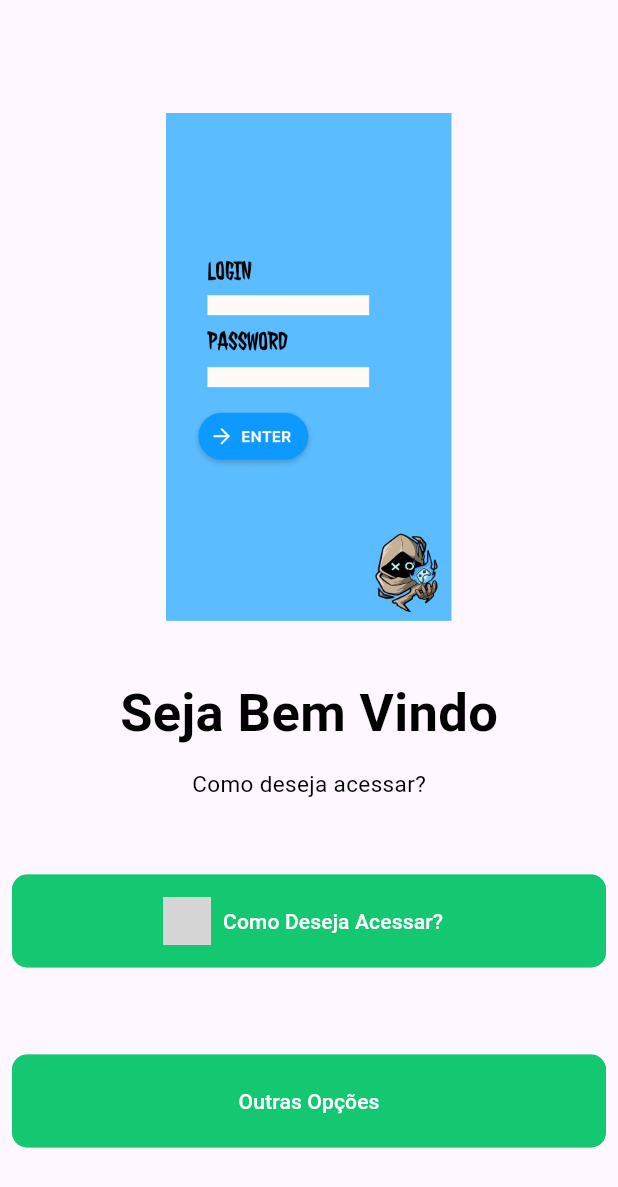
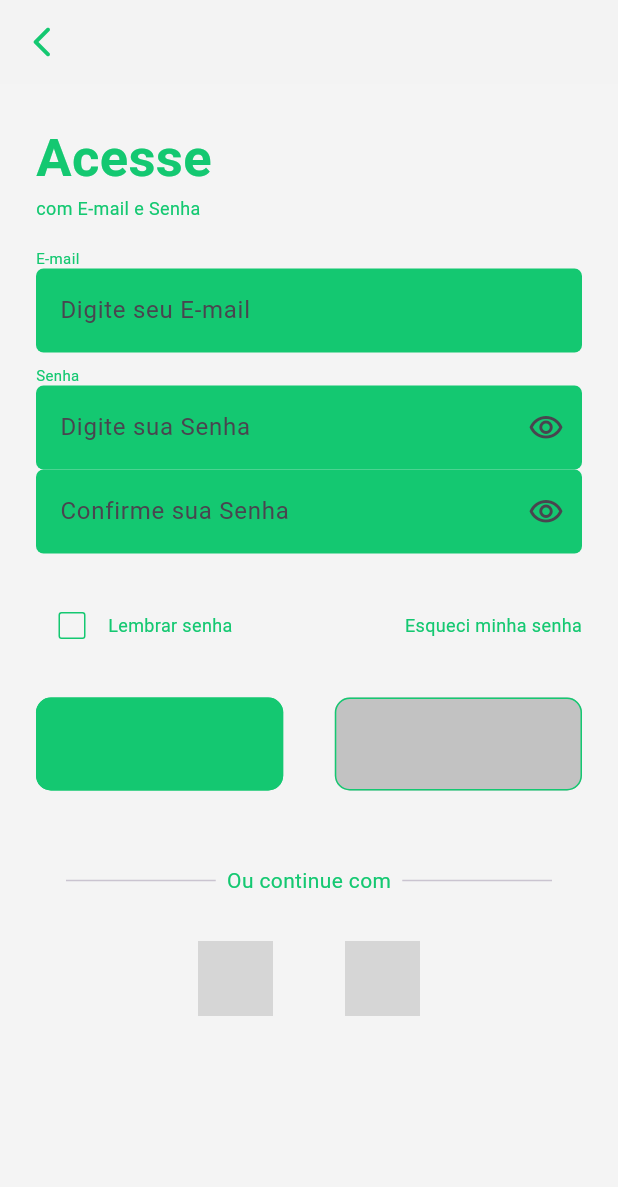
Before and after one commit to jlrocha19/gamemaps, a Flutter app: the screen it shows after launch, after a tap on "Como Deseja Acessar?", on a phone screen of 412 x 824 dp. Shown: the top 1187 px of the screen. Run offline on Flutter 3.47's test engine with Material 3 defaults, Android fonts, the phone set to English and light mode, and no system bars; network calls fail; grey boxes are pictures that could not be loaded.

Commit message:
Criar tela de Login

```diff
--- /dev/null
+++ b/lib/src/componets/color_style.dart
@@ -0,0 +1,8 @@
+import 'package:flutter/material.dart';
+import 'package:flutter/widgets.dart';
+
+class ColorStyle {
+  static const primary = Color.fromRGBO(20,200,113, 1.0);
+  static const secondary = Color.fromRGBO(194, 194, 194, 1.0);
+  static const background = Color(0xf3f3f3f3);
+}
--- /dev/null
+++ b/lib/src/componets/my_button.dart
@@ -0,0 +1,50 @@
+import 'package:app_gamemaps/src/componets/color_style.dart';
+import 'package:flutter/material.dart';
+
+class MyButton extends StatelessWidget {
+  const MyButton({
+    super.key,
+    required double buttonProportion,
+    required double marginSize,
+    required String label,
+    required bool isPrimary,
+    required VoidCallback? onPressedButton,
+  })  : _buttonProportion = buttonProportion,
+        _marginSize = marginSize,
+        _label = label,
+        _isPrimary = isPrimary,
+        _onPressedButton = onPressedButton;
+
+  final double _buttonProportion;
+  final double _marginSize;
+  final String _label;
+  final bool _isPrimary;
+  final VoidCallback? _onPressedButton;
+
+  @override
+  Widget build(BuildContext context) {
+    return SizedBox(
+      width:
+          MediaQuery.of(context).size.width * _buttonProportion - _marginSize,
+      height: 62,
+      child: OutlinedButton(
+        onPressed: _onPressedButton,
+        style: OutlinedButton.styleFrom(
+          backgroundColor: _isPrimary ? ColorStyle.primary : ColorStyle.secondary,
+          side: const BorderSide(
+            color: ColorStyle.primary,
+          ),
+          shape: RoundedRectangleBorder(
+            borderRadius: BorderRadius.circular(10.0),
+          ),
+        ),
+        child: Text(
+          _label,
+          style: TextStyle(
+            color: _isPrimary ? ColorStyle.primary : ColorStyle.secondary,
+          ),
+        ),
+      ),
+    );
+  }
+}
--- /dev/null
+++ b/lib/src/componets/my_text_from_field.dart
@@ -0,0 +1,60 @@
+import 'package:flutter/material.dart';
+
+class MyTextFormField extends StatefulWidget {
+  const MyTextFormField({
+    super.key,
+    required TextEditingController controller,
+    required Color fillColor,
+    required InputBorder border,
+    required String hintText,
+    required bool isPassword,
+  })  : _controller = controller,
+        _fillColor = fillColor,
+        _border = border,
+        _hintText = hintText,
+        _isPassword = isPassword;
+
+  final TextEditingController _controller;
+  final Color _fillColor;
+  final InputBorder _border;
+  final String _hintText;
+  final bool _isPassword;
+
+  @override
+  State<MyTextFormField> createState() => _MyTextFormFieldState();
+}
+
+class _MyTextFormFieldState extends State<MyTextFormField> {
+  late bool _toObscure;
+
+  @override
+  void initState() {
+    super.initState();
+    _toObscure = true;
+  }
+
+  @override
+  Widget build(BuildContext context) {
+    return TextField(
+      controller: widget._controller,
+      obscureText: _toObscure && widget._isPassword,
+      decoration: InputDecoration(
+        fillColor: widget._fillColor,
+        filled: true,
+        border: widget._border,
+        hintText: widget._hintText,
+        suffixIcon: widget._isPassword
+            ? IconButton(
+                onPressed: () => {
+                      setState(() {
+                        _toObscure = !_toObscure;
+                      })
+                    },
+                icon: _toObscure
+                    ? const Icon(Icons.visibility_outlined)
+                    : const Icon(Icons.visibility_off_outlined))
+            : null,
+      ),
+    );
+  }
+}
--- a/lib/src/gamemaps.dart
+++ b/lib/src/gamemaps.dart
@@ -1,3 +1,4 @@
+import 'package:app_gamemaps/src/pages/Login.dart';
 import 'package:app_gamemaps/src/pages/how_access.dart';
 import 'package:app_gamemaps/src/pages/splash_screen.dart';
 import 'package:flutter/material.dart';
@@ -13,6 +14,7 @@ class GameMaps extends StatelessWidget {
       routes: {
         '/splash' : (context) => const SplashScreen(),
         '/howaccess' : (context) => const HowAccess(),
+        '/login' : (context) => const Login(),
       }
 
 
--- /dev/null
+++ b/lib/src/pages/Login.dart
@@ -0,0 +1,194 @@
+import 'package:app_gamemaps/src/componets/color_style.dart';
+import 'package:app_gamemaps/src/componets/my_button.dart';
+import 'package:app_gamemaps/src/componets/my_text_from_field.dart';
+import 'package:flutter/material.dart';
+
+class Login extends StatefulWidget {
+  const Login({super.key});
+
+  @override
+  State<Login> createState() => _LoginState();
+}
+
+class _LoginState extends State<Login> {
+  late bool _checkBoxValue = false;
+
+  @override
+  Widget build(BuildContext context) {
+    return Scaffold(
+      backgroundColor: ColorStyle.background,
+      appBar: AppBar(
+        leading: IconButton(
+          icon: const Icon(Icons.arrow_back_ios_new_rounded),
+          color: ColorStyle.primary,
+          onPressed: () {
+            Navigator.pop(context);
+          },
+        ),
+        backgroundColor: ColorStyle.background,
+      ),
+      body: Padding(
+        padding: const EdgeInsets.all(24),
+        child: Column(
+          crossAxisAlignment: CrossAxisAlignment.start,
+          children: [
+            const Text(
+              'Acesse',
+              style: TextStyle(
+                color: ColorStyle.primary,
+                fontSize: 35,
+                fontWeight: FontWeight.bold,
+              ),
+            ),
+            const Padding(
+              padding: EdgeInsets.only(bottom: 18),
+              child: Text(
+                'com E-mail e Senha',
+                style: TextStyle(
+                  color: ColorStyle.primary,
+                  fontSize: 12,
+                ),
+              ),
+            ),
+            const Text(
+              'E-mail',
+              style: TextStyle(
+                color: ColorStyle.primary,
+                fontSize: 10,
+              ),
+            ),
+            MyTextFormField(
+              controller: TextEditingController.fromValue(TextEditingValue.empty),
+              fillColor: ColorStyle.primary,
+              border: OutlineInputBorder(
+                borderRadius: BorderRadius.circular(5),
+                borderSide: BorderSide.none
+              ),
+              hintText: 'Digite seu E-mail',
+              isPassword: false
+            ),
+            const Padding(
+              padding: EdgeInsets.only(top: 8),
+              child: Text(
+                'Senha',
+                style: TextStyle(
+                  color: ColorStyle.primary,
+                  fontSize: 10,
+                ),
+              ),
+            ),
+            MyTextFormField(
+              controller: TextEditingController.fromValue(TextEditingValue.empty),
+              fillColor: ColorStyle.primary,
+              border: OutlineInputBorder(
+                borderRadius: BorderRadius.circular(5),
+                borderSide: BorderSide.none
+              ),
+              hintText: 'Digite sua Senha',
+              isPassword: true
+            ),
+            MyTextFormField(
+              controller: TextEditingController.fromValue(TextEditingValue.empty),
+              fillColor: ColorStyle.primary,
+              border: OutlineInputBorder(
+                borderRadius: BorderRadius.circular(5),
+                borderSide: BorderSide.none
+              ),
+              hintText: 'Confirme sua Senha',
+              isPassword: true
+            ),
+            Padding(
+              padding: const EdgeInsets.only(top: 24, bottom: 24),
+              child: Row(
+                children: [
+                  Row(
+                    children: [
+                      Checkbox(
+                        value: _checkBoxValue,
+                        onChanged: (value) {
+                          setState(() {
+                            _checkBoxValue = value!;
+                          });
+                        },
+                        activeColor: ColorStyle.primary,
+                        side: const BorderSide(color: ColorStyle.primary),
+                      ),
+                      const Text(
+                        'Lembrar senha',
+                        style: TextStyle(
+                          color: ColorStyle.primary,
+                          fontSize: 12
+                        ),
+                      )
+                    ],
+                  ),
+                  const Spacer(),
+                  const Text(
+                    'Esqueci minha senha',
+                    style: TextStyle(
+                      color: ColorStyle.primary,
+                      fontSize: 12
+                    ),
+                  )
+                ],
+              ),
+            ),
+            Row(
+              mainAxisAlignment: MainAxisAlignment.spaceBetween,
+              children: [
+                MyButton(
+                  buttonProportion: 0.4,
+                  marginSize: 0,
+                  label: 'Acessar',
+                  isPrimary: true,
+                  onPressedButton: () {}
+                ),
+                MyButton(
+                  buttonProportion: 0.4,
+                  marginSize: 0,
+                  label: 'Cadastrar',
+                  isPrimary: false,
+                  onPressedButton: () {}
+                ),
+              ],
+            ),
+            const Padding(
+              padding: EdgeInsets.only(top: 50, left: 20, right: 20),
+              child: Row(
+                children: [
+                  Expanded(child: Divider()),
+                  Text(
+                    '  Ou continue com  ',
+                    style: TextStyle(
+                      color: ColorStyle.primary,
+                      fontSize: 14
+                    ),
+                  ),
+                  Expanded(child: Divider()),
+                ],
+              ),
+            ),
+            Padding(
+              padding: const EdgeInsets.only(top: 30, left: 60, right: 60),
+              child: Row(
+                mainAxisAlignment: MainAxisAlignment.spaceEvenly,
+                children: [
+                  Image.network(
+                    'https://upload.wikimedia.org/wikipedia/commons/thumb/c/c1/Google_%22G%22_logo.svg/2048px-Google_%22G%22_logo.svg.png',
+                    width: 50,
+                    height: 50,
+                  ),
+                  Image.network(
+                    'https://upload.wikimedia.org/wikipedia/commons/thumb/b/b9/2023_Facebook_icon.svg/1024px-2023_Facebook_icon.svg.png',
+                    width: 50,
+                    height: 50,
+                  ),
+                ],
+              ),
+            )
+          ],
+        ),
+      )
+    );
+  }
+}
--- a/lib/src/pages/how_access.dart
+++ b/lib/src/pages/how_access.dart
@@ -41,7 +41,9 @@ class _HowAccessState extends State<HowAccess> {
                 width: MediaQuery.of(context).size.width,
                 height: 62,
                 child: OutlinedButton.icon(
-                  onPressed: () => {},
+                  onPressed: () => {
+                    Navigator.pushNamed(context, '/login')
+                  },
                   icon: Image.network(
                     "https://encrypted-tbn0.gstatic.com/images?q=tbn:ANd9GcRDgM1YTdYh-GuL5hYOUyoESjztz-dmo8PDtb8y3uL1Zw&s",
                     width: 32,
@@ -69,7 +71,9 @@ class _HowAccessState extends State<HowAccess> {
                 width: MediaQuery.of(context).size.width,
                 height: 62,
                 child: OutlinedButton(
-                  onPressed: () => {},
+                  onPressed: () => {
+                    Navigator.pushNamed(context, '/login')
+                  },
                   style: OutlinedButton.styleFrom(
                       backgroundColor: const Color.fromRGBO(20, 200, 113, 1.0),
                       side: const BorderSide(
```
Also changed, not shown: lib/src/componets/intro_page.dart (added, +89 -0 lines), lib/src/pages/introduction.dart (added, +56 -0 lines), lib/src/pages/splash_screen.dart (+13 -12 lines).
